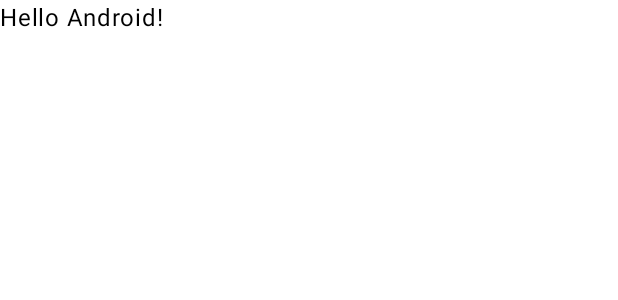
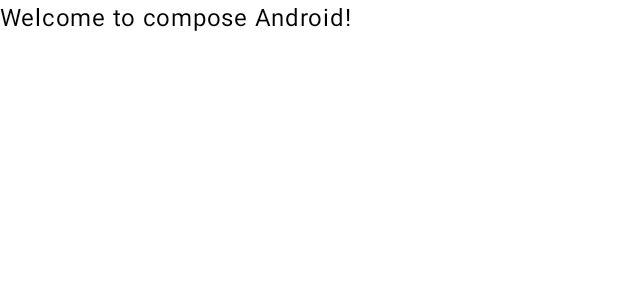
Before and after one commit to icarpio/JetpackComposeBasics, an Android app built with Jetpack Compose: the @Preview function GreetingPreview, on a phone screen of 412 x 824 dp. Shown: the top 300 px of the screen. Run offline under Robolectric (Android 15) with nearby library versions, the phone set to English and light mode, and no system bars.

Commit message:
Create project

```diff
--- a/app/src/main/java/com/example/jetpackcomposebasics/MainActivity.kt
+++ b/app/src/main/java/com/example/jetpackcomposebasics/MainActivity.kt
@@ -33,7 +33,7 @@
 @Composable
 fun Greeting(name: String, modifier: Modifier = Modifier) {
     Text(
-        text = "Hello $name!",
+        text = "Welcome to compose $name!",
         modifier = modifier
     )
 }
```
